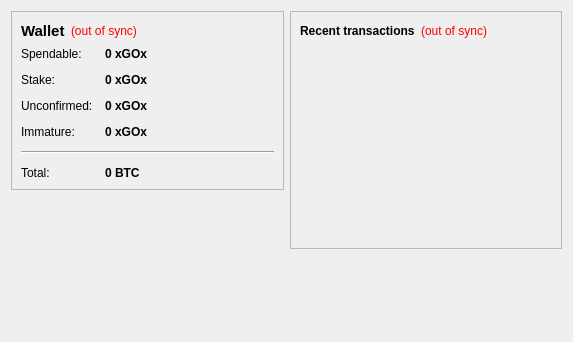
bumbacoin/xgox, file src/qt/forms/overviewpage.ui: the form before one commit.
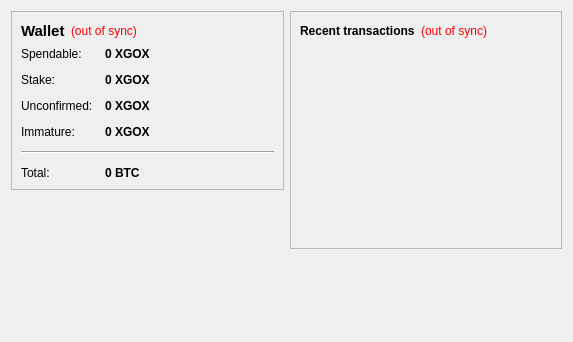
The form after the commit.

```diff
--- a/src/qt/forms/overviewpage.ui
+++ b/src/qt/forms/overviewpage.ui
@@ -105,7 +105,7 @@
              <string>Your current spendable balance</string>
             </property>
             <property name="text">
-             <string notr="true">0 xGOx</string>
+             <string notr="true">0 XGOX</string>
             </property>
             <property name="textInteractionFlags">
              <set>Qt::LinksAccessibleByMouse|Qt::TextSelectableByKeyboard|Qt::TextSelectableByMouse</set>
@@ -134,7 +134,7 @@
              <string>Total of coins that was staked, and do not yet count toward the current balance</string>
             </property>
             <property name="text">
-             <string notr="true">0 xGOx</string>
+             <string notr="true">0 XGOX</string>
             </property>
             <property name="textInteractionFlags">
              <set>Qt::LinksAccessibleByMouse|Qt::TextSelectableByKeyboard|Qt::TextSelectableByMouse</set>
@@ -163,7 +163,7 @@
              <string>Total of transactions that have yet to be confirmed, and do not yet count toward the current balance</string>
             </property>
             <property name="text">
-             <string notr="true">0 xGOx</string>
+             <string notr="true">0 XGOX</string>
             </property>
             <property name="textInteractionFlags">
              <set>Qt::LinksAccessibleByMouse|Qt::TextSelectableByKeyboard|Qt::TextSelectableByMouse</set>
@@ -189,7 +189,7 @@
              <string>Mined balance that has not yet matured</string>
             </property>
             <property name="text">
-             <string notr="true">0 xGOx</string>
+             <string notr="true">0 XGOX</string>
             </property>
             <property name="textInteractionFlags">
              <set>Qt::LinksAccessibleByMouse|Qt::TextSelectableByKeyboard|Qt::TextSelectableByMouse</set>
```
Left out of the diff: 4 changed lines with no effect on the pictures.
